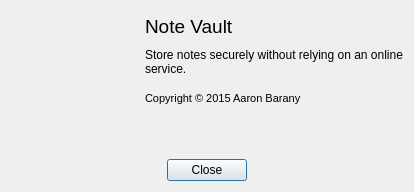
Above: src/desktop/ui/AboutDialog.ui from akb825/NoteVault before the change. Below: the same form after it.
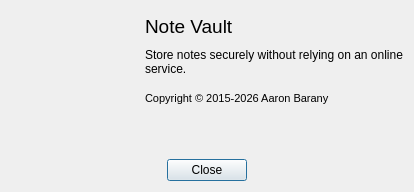
That is the form after the change. Icons and pictures are not drawn.

Commit message:
Updated Windows installer.
Now uses targets and variables from find_package() to find the libraries
to install. Added missing imageformat plugin introduced with Qt 6 to view
SVG in the help dialog, and updated the OpenSSL version used for the DLL
for libcrypto. Qt6Svg is now linked explicitly to make it clearer that it
is a dependency, even if it implicitly loads upon use.

Updated version and copyright for the help dialog. Installed license now
includes references to the OpenSSL license (also Apache 2.0) and Qt
license.

The edit to the form file:
```diff
--- a/src/desktop/ui/AboutDialog.ui
+++ b/src/desktop/ui/AboutDialog.ui
@@ -126,7 +126,7 @@
           </font>
          </property>
          <property name="text">
-          <string>Copyright © 2015 Aaron Barany</string>
+          <string>Copyright © 2015-2026 Aaron Barany</string>
          </property>
          <property name="wordWrap">
           <bool>true</bool>
```
The commit also changes 4 other files.
